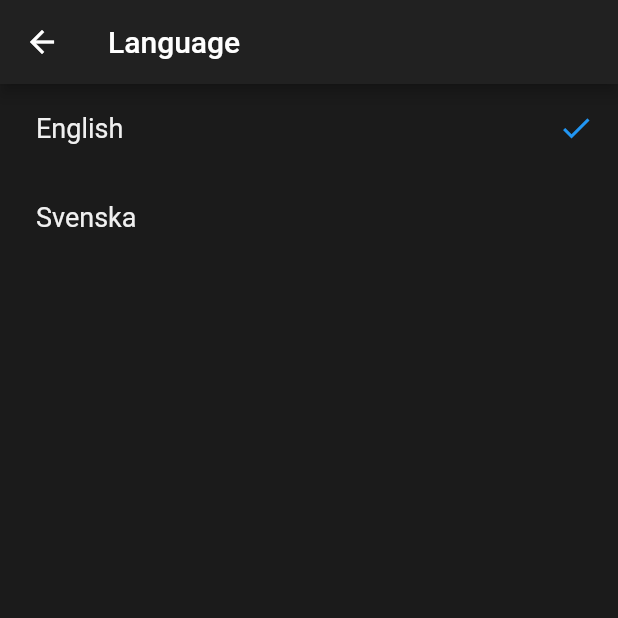
After one commit to allj9618/noisepollutionlocator_71, a Flutter app: the LanguagesScreen screen opened directly, after a tap on "English", on a phone screen of 412 x 824 dp, the top half of it. The commit adds this screen. Run offline on Flutter 3.47's test engine with Material 2 defaults, Android fonts, the phone set to English and light mode, and no system bars; drawn by our look-alikes of settings_ui; our stand-ins replace animated_splash_screen, flutter_map, flutter_slidable, geolocator, latlong, shared_preferences; missing offline and left inert: ff_navigation_bar, flutter_map_arcgis; accounts and stored records are empty; generated files the repository leaves out were written again.

Commit message:
Created libraries for english and swedish, implemented localization partially, no language switch available yet.

```diff
--- /dev/null
+++ b/l10n.yaml
@@ -0,0 +1,3 @@
+arb-dir: lib/l10n
+template-arb-file: app_en.arb
+output-localization-file: app_localizations.dart
--- /dev/null
+++ b/lib/LanguagesScreen.dart
@@ -0,0 +1,54 @@
+import 'package:flutter/material.dart';
+import 'package:settings_ui/settings_ui.dart';
+import 'package:flutter_gen/gen_l10n/app_localizations.dart';
+
+
+class LanguagesScreen extends StatefulWidget {
+  @override
+  _LanguagesScreenState createState() => _LanguagesScreenState();
+}
+
+class _LanguagesScreenState extends State<LanguagesScreen> {
+  int languageIndex = 0;
+
+  @override
+  Widget build(BuildContext context) {
+    return Scaffold(
+      appBar: AppBar(title: Text(AppLocalizations.of(context).language)),
+      body: SettingsList(
+        sections: [
+          SettingsSection(tiles: [
+            SettingsTile(
+              title: "English",
+              trailing: trailingWidget(0),
+              onPressed: (BuildContext context) {
+                AppLocalizations.delegate.load(Locale('en',''));
+                changeLanguage(0);
+              },
+            ),
+            SettingsTile(
+              title: "Svenska",
+              trailing: trailingWidget(1),
+              onPressed: (BuildContext context) {
+                AppLocalizations.delegate.load(Locale('se',''));
+                changeLanguage(1);
+              },
+            ),
+          ]),
+        ],
+      ),
+    );
+  }
+
+  Widget trailingWidget(int index) {
+    return (languageIndex == index)
+        ? Icon(Icons.check, color: Colors.blue)
+        : Icon(null);
+  }
+
+  void changeLanguage(int index) {
+    setState(() {
+      languageIndex = index;
+    });
+  }
+}
--- a/pubspec.yaml
+++ b/pubspec.yaml
@@ -23,6 +23,8 @@ environment:
 dependencies:
   flutter:
     sdk: flutter
+  flutter_localizations:
+    sdk: flutter
 
 
   # The following adds the Cupertino Icons font to your application.
@@ -40,7 +42,7 @@ dependencies:
   provider: ^4.3.2+3
   flutter_slidable: ^0.6.0
   animated_splash_screen: ^1.1.0
-
+  intl: any
 
 
 
@@ -53,7 +55,7 @@ dev_dependencies:
 
 # The following section is specific to Flutter.
 flutter:
-
+  generate: true
   # The following line ensures that the Material Icons font is
   # included with your application, so that you can use the icons in
   # the material Icons class.
```
Also changed, not shown: lib/bottom_navigation.dart (+6 -4 lines), lib/l10n/app_en.arb (added, +11 -0 lines), lib/l10n/app_se.arb (added, +11 -0 lines), lib/main.dart (+13 -1 lines), lib/settings.dart (+19 -9 lines), pubspec.lock.
